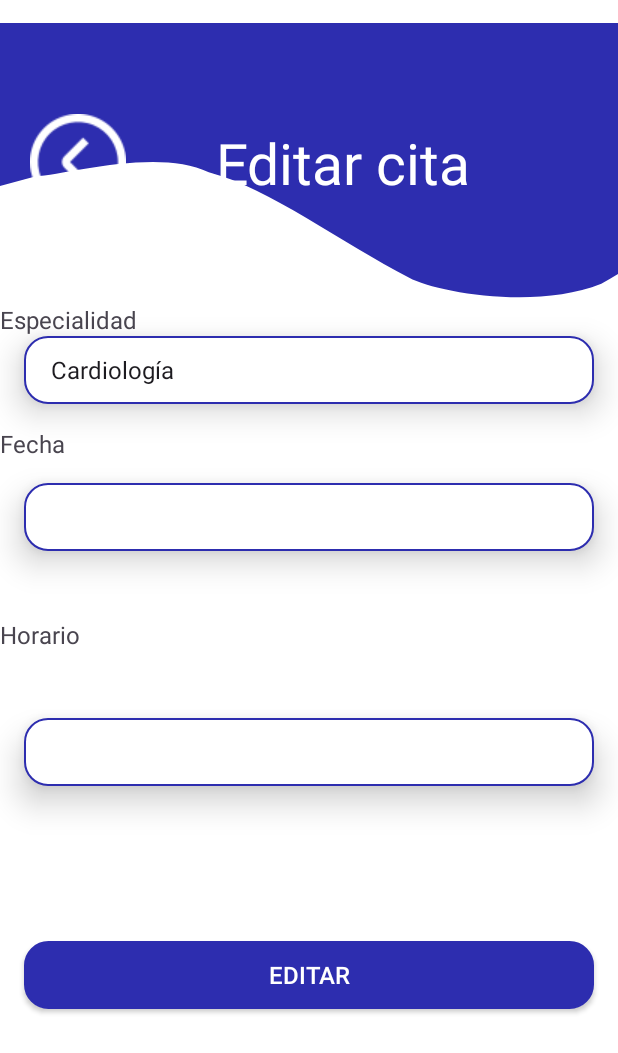
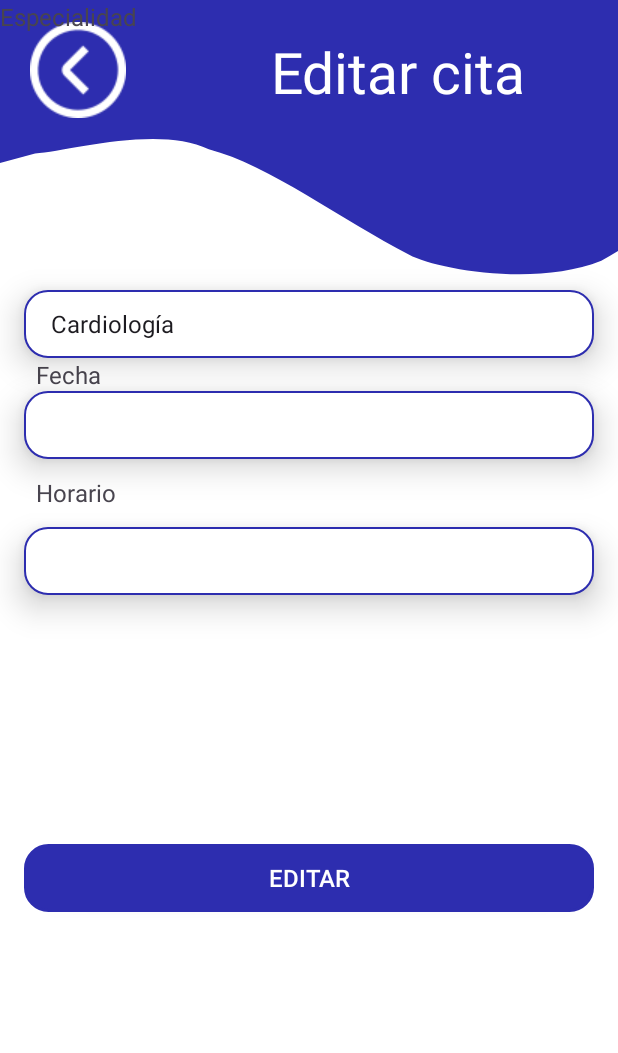
Before and after one commit to henlo-mm/equipOcho, an Android app: the EditAppointmentFragment screen opened through its navigation route, on a phone screen of 412 x 824 dp. Shown: the top 1053 px of the screen. Run offline under Robolectric (Android 15) with nearby library versions, the phone set to English and light mode, and no system bars; our stand-ins replace Dagger/Hilt's generated code, Firebase (no records; nobody signed in at launch, a user with empty details on screens opened directly); 5 statements that could not run were skipped.

Commit message:
Se ajusta ventana de detalle y color del login

```diff
--- a/app/src/main/res/layout/activity_login.xml
+++ b/app/src/main/res/layout/activity_login.xml
@@ -12,7 +12,8 @@
     <androidx.constraintlayout.widget.ConstraintLayout
         android:layout_width="match_parent"
         android:layout_height="match_parent"
-        tools:context=".view.LoginActivity">
+        tools:context=".view.LoginActivity"
+        android:background="@color/white">
 
         <androidx.constraintlayout.widget.ConstraintLayout
             android:id="@+id/constraintLayout2"
--- a/app/src/main/res/layout/fragment_edit_appointment.xml
+++ b/app/src/main/res/layout/fragment_edit_appointment.xml
@@ -14,6 +14,7 @@
         android:background="@drawable/toolbar"
         app:layout_constraintBottom_toTopOf="@+id/spinnerSpecialty"
         app:layout_constraintEnd_toEndOf="parent"
+        app:layout_constraintHorizontal_bias="0.0"
         app:layout_constraintStart_toStartOf="parent"
         app:layout_constraintTop_toTopOf="parent">
 
@@ -28,8 +29,10 @@
             android:textSize="38dp"
             app:layout_constraintBottom_toBottomOf="parent"
             app:layout_constraintEnd_toEndOf="parent"
+            app:layout_constraintHorizontal_bias="0.688"
             app:layout_constraintStart_toStartOf="parent"
-            app:layout_constraintTop_toTopOf="parent" />
+            app:layout_constraintTop_toTopOf="parent"
+            app:layout_constraintVertical_bias="0.164" />
 
         <ImageButton
             android:id="@+id/imageButton"
@@ -40,8 +43,8 @@
             android:src="@drawable/backcircle"
             app:layout_constraintBottom_toBottomOf="parent"
             app:layout_constraintStart_toStartOf="parent"
-            app:layout_constraintTop_toTopOf="parent" />
-    </androidx.constraintlayout.widget.ConstraintLayout>
+            app:layout_constraintTop_toTopOf="parent"
+            app:layout_constraintVertical_bias="0.123" />
 
         <TextView
             android:id="@+id/textView4"
@@ -49,22 +52,22 @@
             android:layout_height="wrap_content"
             android:text="Especialidad"
             android:textSize="16dp"
-        app:layout_constraintBottom_toTopOf="@+id/spinnerSpecialty"
-        app:layout_constraintStart_toStartOf="parent"
-        app:layout_constraintTop_toBottomOf="@+id/constraintLayout"
-        app:layout_constraintVertical_bias="1.0" />
+            tools:layout_editor_absoluteX="20dp"
+            tools:layout_editor_absoluteY="165dp" />
+    </androidx.constraintlayout.widget.ConstraintLayout>
 
     <Spinner
         android:id="@+id/spinnerSpecialty"
         android:layout_width="0dp"
         android:layout_height="45dp"
+        android:layout_marginStart="16dp"
         android:layout_marginTop="8dp"
-        android:layout_marginStart="16dp"
         android:layout_marginEnd="16dp"
         android:background="@drawable/edit_text_background"
         android:elevation="13dp"
         app:layout_constraintBottom_toTopOf="@+id/textView5"
         app:layout_constraintEnd_toEndOf="parent"
+        app:layout_constraintHorizontal_bias="0.0"
         app:layout_constraintStart_toStartOf="parent"
         app:layout_constraintTop_toBottomOf="@+id/constraintLayout"
         app:layout_constraintVertical_bias="0.087" />
@@ -73,6 +76,7 @@
         android:id="@+id/textView5"
         android:layout_width="wrap_content"
         android:layout_height="wrap_content"
+        android:layout_marginStart="24dp"
         android:text="Fecha"
         android:textSize="16dp"
         app:layout_constraintBottom_toTopOf="@+id/editTextDate"
@@ -101,6 +105,7 @@
         android:id="@+id/textView6"
         android:layout_width="wrap_content"
         android:layout_height="wrap_content"
+        android:layout_marginStart="24dp"
         android:text="Horario"
         android:textSize="16dp"
         app:layout_constraintBottom_toTopOf="@+id/editTextTime"
@@ -113,17 +118,16 @@
         android:layout_width="0dp"
         android:layout_height="45dp"
         android:layout_marginTop="8dp"
-        android:layout_marginStart="16dp"
-        android:layout_marginEnd="16dp"
         android:background="@drawable/edit_text_background"
         android:elevation="13dp"
         android:ems="10"
         android:inputType="time"
-        app:layout_constraintBottom_toTopOf="@+id/button2"
-        app:layout_constraintEnd_toEndOf="parent"
-        app:layout_constraintStart_toStartOf="parent"
+        app:layout_constraintBottom_toBottomOf="parent"
+        app:layout_constraintEnd_toEndOf="@+id/editTextDate"
+        app:layout_constraintHorizontal_bias="0.0"
+        app:layout_constraintStart_toStartOf="@+id/editTextDate"
         app:layout_constraintTop_toBottomOf="@+id/editTextDate"
-        app:layout_constraintVertical_bias="0.143" />
+        app:layout_constraintVertical_bias="0.08" />
 
     <androidx.appcompat.widget.AppCompatButton
         android:id="@+id/button2"
```
Lines whose indentation alone changed are shown as unchanged.
